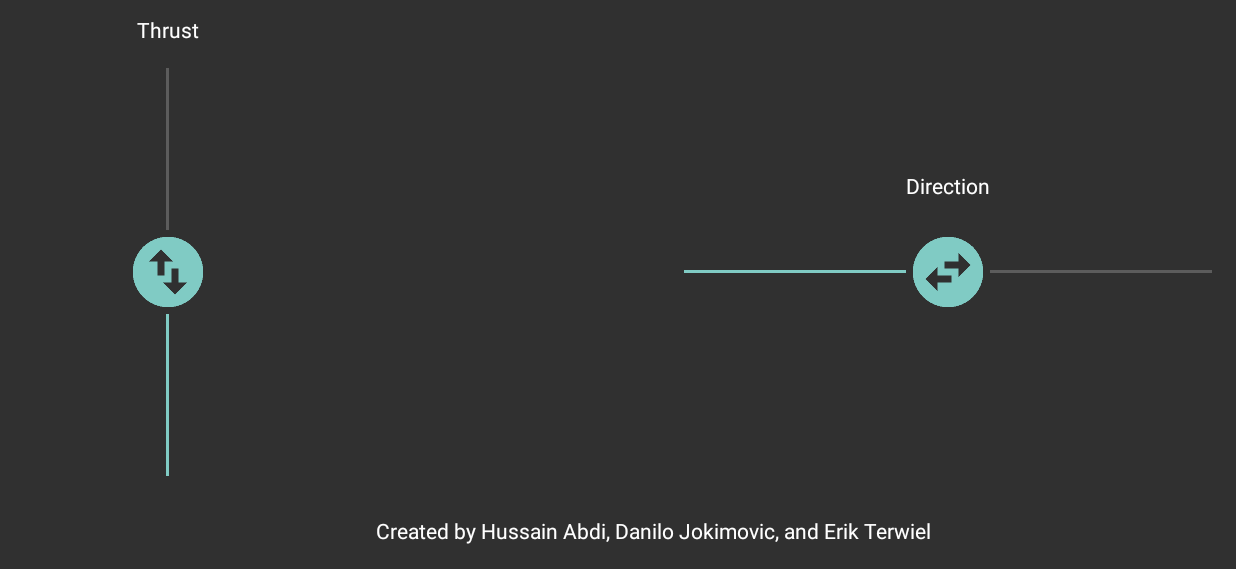
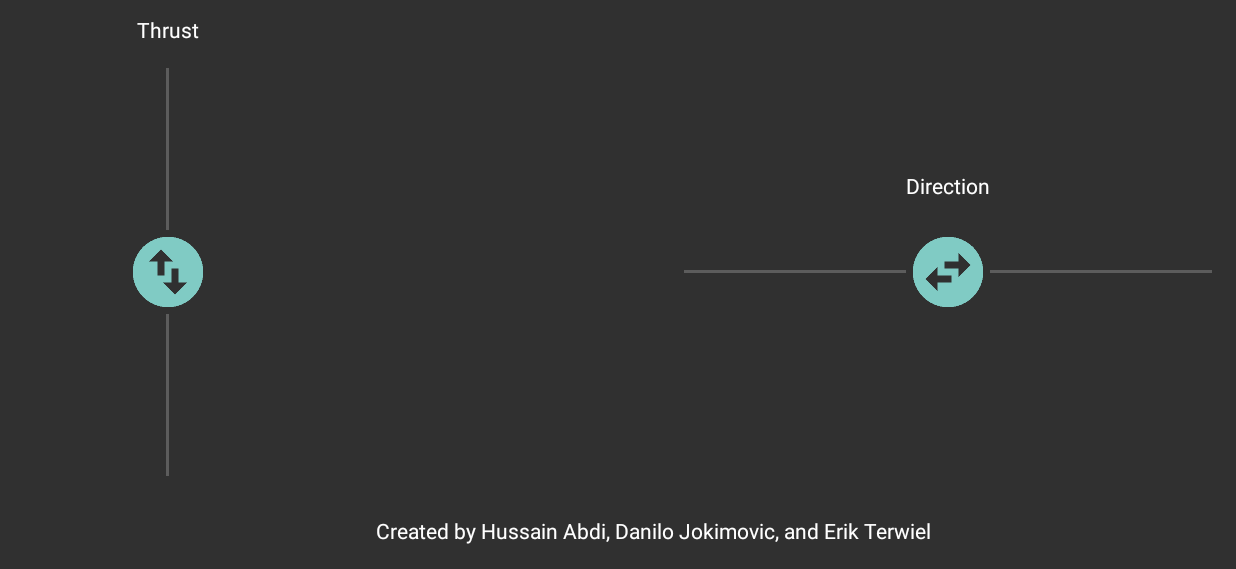
Before and after one commit to erikterwiel/DHMODestroyer, an Android app: the ControllerActivity screen opened directly, with no data from a screen before it, on a phone screen of 824 x 412 dp (held sideways), the part 49-618 px from its top. Run offline under Robolectric (Android 15) with nearby library versions, the phone set to English and light mode, and no system bars; 2 statements that could not run were skipped.

Commit message:
Changed joystick guideline colour

```diff
--- a/app/src/main/res/layout/activity_controller.xml
+++ b/app/src/main/res/layout/activity_controller.xml
@@ -36,7 +36,8 @@
                 android:layout_height="304dp"
                 android:rotation="270"
                 android:progress="50"
-                android:clickable="false"/>
+                android:clickable="false"
+                android:progressTint="@color/colorSeekBar"/>
         </LinearLayout>
         <View
             android:layout_width="match_parent"
@@ -58,7 +59,8 @@
                 android:layout_width="384dp"
                 android:layout_height="96dp"
                 android:progress="50"
-                android:clickable="false"/>
+                android:clickable="false"
+                android:progressTint="@color/colorSeekBar"/>
         </LinearLayout>
     </LinearLayout>
     <TextView
--- a/app/src/main/res/values/colors.xml
+++ b/app/src/main/res/values/colors.xml
@@ -3,4 +3,5 @@
     <color name="colorPrimary">#3F51B5</color>
     <color name="colorPrimaryDark">#303F9F</color>
     <color name="colorAccent">#FF4081</color>
+    <color name="colorSeekBar">#5c5c5c</color>
 </resources>
```
